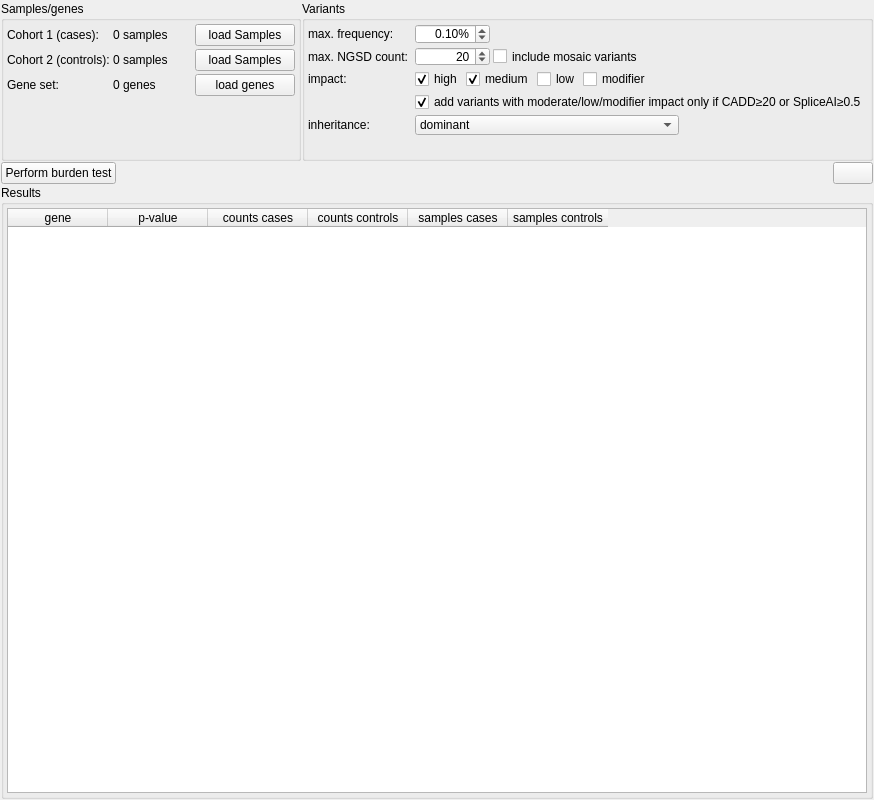
Before: the Qt Designer form src/GSvar/BurdenTestWidget.ui in imgag/ngs-bits, drawn with Qt 5.
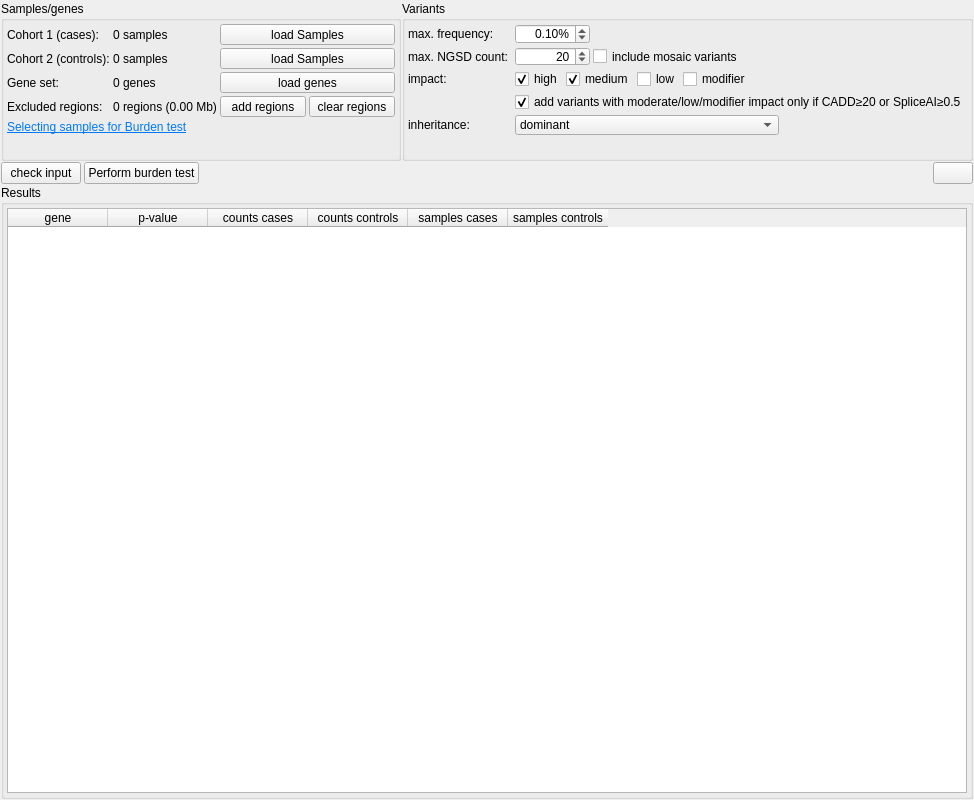
After: the same form once the commit is applied. Icons and pictures are not drawn.

```diff
--- a/src/GSvar/BurdenTestWidget.ui
+++ b/src/GSvar/BurdenTestWidget.ui
@@ -6,7 +6,7 @@
    <rect>
     <x>0</x>
     <y>0</y>
-    <width>846</width>
+    <width>931</width>
     <height>800</height>
    </rect>
   </property>
@@ -34,6 +34,13 @@
      <property name="spacing">
       <number>3</number>
      </property>
+     <item>
+      <widget class="QPushButton" name="b_check_input">
+       <property name="text">
+        <string>check input</string>
+       </property>
+      </widget>
+     </item>
      <item>
       <widget class="QPushButton" name="b_burden_test">
        <property name="text">
@@ -438,7 +445,7 @@
      </property>
      <property name="minimumSize">
       <size>
-       <width>300</width>
+       <width>400</width>
        <height>0</height>
       </size>
      </property>
@@ -476,6 +483,39 @@
       <property name="spacing">
        <number>3</number>
       </property>
+      <item row="5" column="3">
+       <widget class="QPushButton" name="b_clear_excluded_regions">
+        <property name="text">
+         <string>clear regions</string>
+        </property>
+       </widget>
+      </item>
+      <item row="0" column="1">
+       <widget class="QLabel" name="l_cases">
+        <property name="font">
+         <font>
+          <weight>50</weight>
+          <bold>false</bold>
+         </font>
+        </property>
+        <property name="text">
+         <string>0 samples</string>
+        </property>
+        <property name="textFormat">
+         <enum>Qt::AutoText</enum>
+        </property>
+        <property name="alignment">
+         <set>Qt::AlignLeading|Qt::AlignLeft|Qt::AlignVCenter</set>
+        </property>
+       </widget>
+      </item>
+      <item row="5" column="0">
+       <widget class="QLabel" name="label_8">
+        <property name="text">
+         <string>Excluded regions:</string>
+        </property>
+       </widget>
+      </item>
       <item row="2" column="1">
        <widget class="QLabel" name="l_controls">
         <property name="text">
@@ -483,62 +523,6 @@
         </property>
        </widget>
       </item>
-      <item row="4" column="0">
-       <widget class="QLabel" name="label_3">
-        <property name="font">
-         <font>
-          <weight>50</weight>
-          <bold>false</bold>
-         </font>
-        </property>
-        <property name="text">
-         <string>Gene set:</string>
-        </property>
-       </widget>
-      </item>
-      <item row="2" column="2">
-       <widget class="QPushButton" name="b_load_samples_controls">
-        <property name="text">
-         <string>load Samples</string>
-        </property>
-       </widget>
-      </item>
-      <item row="6" column="0">
-       <spacer name="verticalSpacer_3">
-        <property name="orientation">
-         <enum>Qt::Vertical</enum>
-        </property>
-        <property name="sizeType">
-         <enum>QSizePolicy::MinimumExpanding</enum>
-        </property>
-        <property name="sizeHint" stdset="0">
-         <size>
-          <width>20</width>
-          <height>40</height>
-         </size>
-        </property>
-       </spacer>
-      </item>
-      <item row="4" column="2">
-       <widget class="QPushButton" name="b_load_genes">
-        <property name="text">
-         <string>load genes</string>
-        </property>
-       </widget>
-      </item>
-      <item row="0" column="2">
-       <widget class="QPushButton" name="b_load_samples_cases">
-        <property name="minimumSize">
-         <size>
-          <width>100</width>
-          <height>0</height>
-         </size>
-        </property>
-        <property name="text">
-         <string>load Samples</string>
-        </property>
-       </widget>
-      </item>
       <item row="2" column="0">
        <widget class="QLabel" name="label_2">
         <property name="font">
@@ -565,25 +549,6 @@
         </property>
        </widget>
       </item>
-      <item row="0" column="1">
-       <widget class="QLabel" name="l_cases">
-        <property name="font">
-         <font>
-          <weight>50</weight>
-          <bold>false</bold>
-         </font>
-        </property>
-        <property name="text">
-         <string>0 samples</string>
-        </property>
-        <property name="textFormat">
-         <enum>Qt::AutoText</enum>
-        </property>
-        <property name="alignment">
-         <set>Qt::AlignLeading|Qt::AlignLeft|Qt::AlignVCenter</set>
-        </property>
-       </widget>
-      </item>
       <item row="4" column="1">
        <widget class="QLabel" name="l_gene_count">
         <property name="text">
@@ -591,6 +556,92 @@
         </property>
        </widget>
       </item>
+      <item row="5" column="1">
+       <widget class="QLabel" name="l_excluded_regions">
+        <property name="text">
+         <string>0 regions (0.00 Mb)</string>
+        </property>
+       </widget>
+      </item>
+      <item row="5" column="2">
+       <widget class="QPushButton" name="b_add_excluded_regions">
+        <property name="text">
+         <string>add regions</string>
+        </property>
+       </widget>
+      </item>
+      <item row="7" column="0">
+       <spacer name="verticalSpacer_3">
+        <property name="orientation">
+         <enum>Qt::Vertical</enum>
+        </property>
+        <property name="sizeType">
+         <enum>QSizePolicy::MinimumExpanding</enum>
+        </property>
+        <property name="sizeHint" stdset="0">
+         <size>
+          <width>20</width>
+          <height>40</height>
+         </size>
+        </property>
+       </spacer>
+      </item>
+      <item row="4" column="2" colspan="2">
+       <widget class="QPushButton" name="b_load_genes">
+        <property name="text">
+         <string>load genes</string>
+        </property>
+       </widget>
+      </item>
+      <item row="2" column="2" colspan="2">
+       <widget class="QPushButton" name="b_load_samples_controls">
+        <property name="text">
+         <string>load Samples</string>
+        </property>
+       </widget>
+      </item>
+      <item row="0" column="2" colspan="2">
+       <widget class="QPushButton" name="b_load_samples_cases">
+        <property name="minimumSize">
+         <size>
+          <width>100</width>
+          <height>0</height>
+         </size>
+        </property>
+        <property name="text">
+         <string>load Samples</string>
+        </property>
+       </widget>
+      </item>
+      <item row="4" column="0">
+       <widget class="QLabel" name="label_3">
+        <property name="font">
+         <font>
+          <weight>50</weight>
+          <bold>false</bold>
+         </font>
+        </property>
+        <property name="text">
+         <string>Gene set:</string>
+        </property>
+       </widget>
+      </item>
+      <item row="6" column="0" colspan="2">
+       <widget class="QLabel" name="l_docu_link">
+        <property name="text">
+         <string>&lt;html&gt;&lt;head/&gt;&lt;body&gt;&lt;p&gt;&lt;a href=&quot;https://github.com/imgag/ngs-bits/blob/master/doc/GSvar/burden_test.md&quot;&gt;&lt;span style=&quot; text-decoration: underline; color:#007af4;&quot;&gt;Selecting samples for Burden test&lt;/span&gt;&lt;/a&gt;&lt;/p&gt;&lt;/body&gt;&lt;/html&gt;</string>
+        </property>
+        <property name="textFormat">
+         <enum>Qt::RichText</enum>
+        </property>
+        <property name="openExternalLinks">
+         <bool>true</bool>
+        </property>
+        <property name="textInteractionFlags">
+         <set>Qt::TextBrowserInteraction</set>
+        </property>
+       </widget>
+      </item>
      </layout>
     </widget>
    </item>
```
